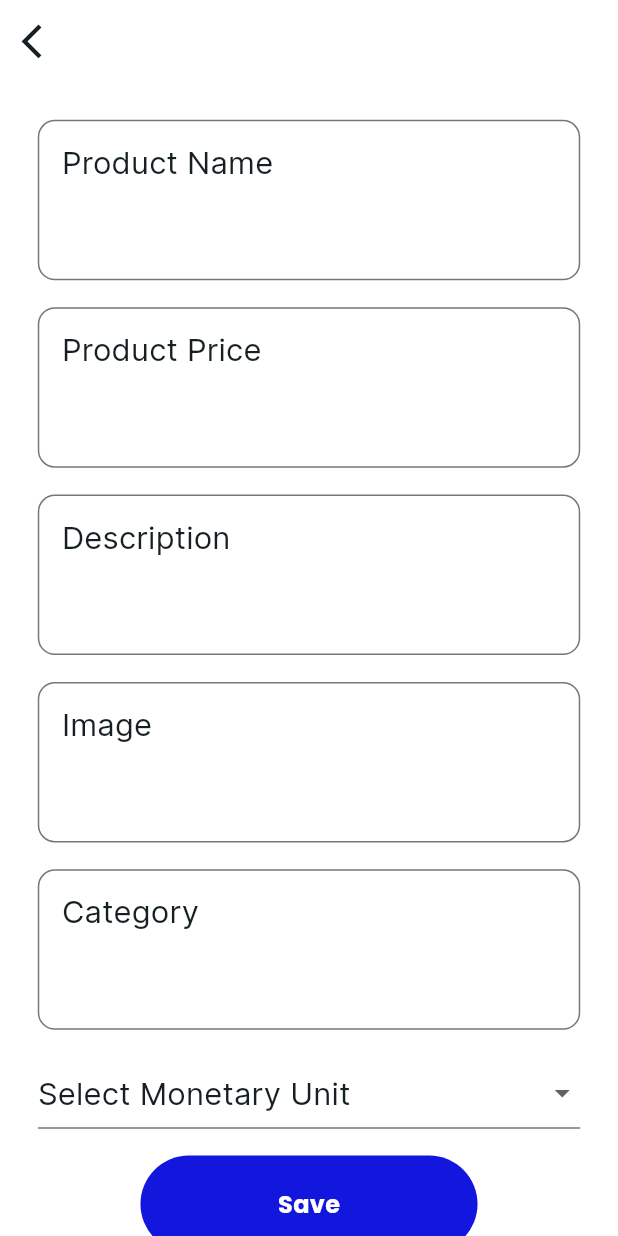
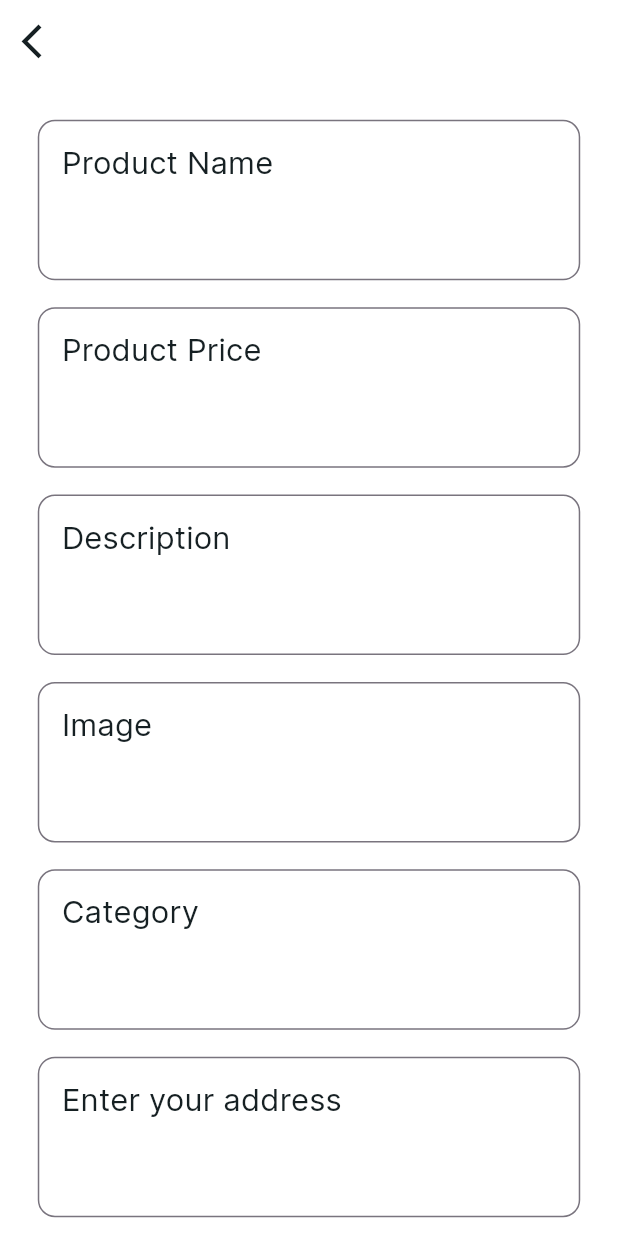
Before and after one commit to Avazkhanov/oson_market, a Flutter app: the ProductAddScreen screen opened by its route, on a phone screen of 412 x 824 dp. Run offline on Flutter 3.47's test engine with Material 3 defaults, Android fonts, the phone set to English and light mode, and no system bars; our stand-ins replace adaptive_theme, cloud_firestore, firebase_auth, firebase_core, flutter_screenutil, flutter_svg and 2 more; missing offline and left inert: flutter_facebook_auth; accounts and stored records are empty; network calls fail; statements that could not run were skipped.

Commit message:
almost finished

```diff
--- a/lib/data/models/products_model.dart
+++ b/lib/data/models/products_model.dart
@@ -7,6 +7,10 @@ class ProductModel {
   final String imageUrl;
   final String categoryId;
   final String monetaryUnit;
+  final int countViews;
+  final String phoneNumber;
+  final String address;
+  final String vendor;
 
   ProductModel({
     required this.price,
@@ -17,6 +21,10 @@ class ProductModel {
     required this.categoryId,
     required this.userId,
     required this.monetaryUnit,
+    required this.countViews,
+    required this.phoneNumber,
+    required this.address,
+    required this.vendor,
   });
 
   factory ProductModel.fromJson(Map<String, dynamic> json) {
@@ -28,7 +36,11 @@ class ProductModel {
       productDescription: json["product_description"] as String? ?? "",
       userId: json["user_id"] as String ?? "",
       price: json["price"] as double? ?? 0.0,
-      monetaryUnit: json["monetary_unit"] as String ?? "",
+      monetaryUnit: json["monetary_unit"] as String? ?? "",
+      countViews: json["count_views"] as int? ?? 0,
+      phoneNumber: json["phone_number"] as String? ?? "",
+      address: json["address"] as String? ?? "",
+      vendor: json["vendor"] as String? ?? "",
     );
   }
 
@@ -41,7 +53,11 @@ class ProductModel {
       "price": price,
       "category_id": categoryId,
       "user_id": userId,
-      "monetary_unit": monetaryUnit
+      "monetary_unit": monetaryUnit,
+      "count_views": countViews,
+      "phone_number": phoneNumber,
+      "address": address,
+      "vendor": vendor,
     };
   }
 
@@ -52,9 +68,13 @@ class ProductModel {
       "product_description": productDescription,
       "price": price,
       "category_id": categoryId,
-      "monetary_unit": monetaryUnit
+      "monetary_unit": monetaryUnit,
+      "count_views": countViews,
+      "phone_number": phoneNumber,
+      "address": address,
     };
   }
+
   ProductModel copyWith({
     String? docId,
     String? userId,
@@ -64,19 +84,26 @@ class ProductModel {
     String? imageUrl,
     String? categoryId,
     String? monetaryUnit,
+    int? countViews,
+    String? phoneNumber,
+    String? address,
+    String? vendor,
   }) {
     return ProductModel(
-      docId: docId?? this.docId,
-      userId: userId?? this.userId,
-      productName: productName?? this.productName,
-      productDescription: productDescription?? this.productDescription,
-      price: price?? this.price,
-      imageUrl: imageUrl?? this.imageUrl,
-      categoryId: categoryId?? this.categoryId,
-      monetaryUnit: monetaryUnit?? this.monetaryUnit,
+      docId: docId ?? this.docId,
+      userId: userId ?? this.userId,
+      productName: productName ?? this.productName,
+      productDescription: productDescription ?? this.productDescription,
+      price: price ?? this.price,
+      imageUrl: imageUrl ?? this.imageUrl,
+      categoryId: categoryId ?? this.categoryId,
+      monetaryUnit: monetaryUnit ?? this.monetaryUnit,
+      countViews: countViews ?? this.countViews,
+      phoneNumber: phoneNumber ?? this.phoneNumber,
+      address: address ?? this.address,
+      vendor: vendor ?? this.vendor,
     );
   }
-
 }
 
 extension CanInsert on ProductModel {
@@ -87,6 +114,8 @@ extension CanInsert on ProductModel {
         monetaryUnit.isNotEmpty &&
         imageUrl.isNotEmpty &&
         categoryId.isNotEmpty &&
-        userId.isNotEmpty;
+        userId.isNotEmpty &&
+        phoneNumber.isNotEmpty &&
+        address.isNotEmpty;
   }
 }
--- a/lib/screens/globals/product_textfield.dart
+++ b/lib/screens/globals/product_textfield.dart
@@ -2,14 +2,15 @@ import 'package:flutter/material.dart';
 import 'package:flutter_screenutil/flutter_screenutil.dart';
 
 class ProductTextField extends StatelessWidget {
-  const ProductTextField({super.key, required this.hintText, required this.controller});
+  const ProductTextField({super.key, required this.hintText, required this.controller, required this.action});
   final String hintText;
   final TextEditingController controller;
-
+  final TextInputAction action;
   @override
   Widget build(BuildContext context) {
     return TextField(
       controller: controller,
+      textInputAction: action,
       style: Theme.of(context).textTheme.titleMedium!.copyWith(fontSize: 18.sp),
       maxLines: 3,
       decoration: InputDecoration(
--- a/lib/screens/home/home_screen.dart
+++ b/lib/screens/home/home_screen.dart
@@ -83,7 +83,7 @@ class HomeScreen extends StatelessWidget {
                   SliverGrid(
                     gridDelegate: SliverGridDelegateWithFixedCrossAxisCount(
                       crossAxisCount: 2,
-                      childAspectRatio: 0.72.w,
+                      childAspectRatio: 0.70.w,
                     ),
                     delegate: SliverChildBuilderDelegate(
                       childCount: list.length,
--- a/lib/screens/product_add/product_add_screen.dart
+++ b/lib/screens/product_add/product_add_screen.dart
@@ -21,6 +21,8 @@ class _ProductAddScreenState extends State<ProductAddScreen> {
   final TextEditingController _descriptionController = TextEditingController();
   final TextEditingController _categoryController = TextEditingController();
   final TextEditingController _imageController = TextEditingController();
+  final TextEditingController _addressController = TextEditingController();
+  final TextEditingController _phoneController = TextEditingController();
 
   @override
   Widget build(BuildContext context) {
@@ -44,21 +46,45 @@ class _ProductAddScreenState extends State<ProductAddScreen> {
                   children: [
                     SizedBox(height: 20.h),
                     ProductTextField(
-                        hintText: "Product Name", controller: _nameController),
+                        hintText: "Product Name",
+                        controller: _nameController,
+                        action: TextInputAction.next),
                     SizedBox(height: 15.h),
                     ProductTextField(
-                        hintText: "Product Price",
-                        controller: _priceController),
+                      hintText: "Product Price",
+                      controller: _priceController,
+                      action: TextInputAction.next,
+                    ),
                     SizedBox(height: 15.h),
                     ProductTextField(
-                        hintText: "Description",
-                        controller: _descriptionController),
+                      hintText: "Description",
+                      controller: _descriptionController,
+                      action: TextInputAction.next,
+                    ),
                     SizedBox(height: 15.h),
                     ProductTextField(
-                        hintText: "Image", controller: _imageController),
+                      hintText: "Image",
+                      controller: _imageController,
+                      action: TextInputAction.next,
+                    ),
                     SizedBox(height: 15.h),
                     ProductTextField(
-                        hintText: "Category", controller: _categoryController),
+                      hintText: "Category",
+                      controller: _categoryController,
+                      action: TextInputAction.next,
+                    ),
+                    SizedBox(height: 15.h),
+                    ProductTextField(
+                      hintText: "Enter your address",
+                      controller: _addressController,
+                      action: TextInputAction.next,
+                    ),
+                    SizedBox(height: 15.h),
+                    ProductTextField(
+                      hintText: "Enter your phone number",
+                      controller: _phoneController,
+                      action: TextInputAction.done,
+                    ),
                     SizedBox(height: 15.h),
                     DropdownButtonFormField<String>(
                       hint: Text(
@@ -98,7 +124,12 @@ class _ProductAddScreenState extends State<ProductAddScreen> {
                               productDescription: _descriptionController.text,
                               categoryId: "af",
                               userId: userID!.uid,
-                              monetaryUnit: provider.dropdownValue!);
+                              monetaryUnit: provider.dropdownValue!,
+                              countViews: 0,
+                              address: _addressController.text,
+                              phoneNumber: _phoneController.text,
+                              vendor: userID.displayName!
+                          );
                           if (productModel.canInsertProduct()) {
                             provider.insertProducts(productModel, context);
                           } else {
--- a/lib/screens/routes.dart
+++ b/lib/screens/routes.dart
@@ -1,6 +1,7 @@
 import 'package:flutter/cupertino.dart';
 import 'package:flutter/material.dart';
 import 'package:oson_market/data/models/products_model.dart';
+import 'package:oson_market/screens/about_product/about_product_screen.dart';
 import 'package:oson_market/screens/auth/login/login_screen.dart';
 import 'package:oson_market/screens/auth/signup/sign_up_screen.dart';
 import 'package:oson_market/screens/home/home_screen.dart';
@@ -35,6 +36,10 @@ class AppRoutes {
       case RoutesNames.update:
         return navigate(
             UpdateAddScreen(product: settings.arguments as ProductModel));
+      case RoutesNames.aboutProduct:
+        return navigate(
+            AboutProductScreen(product: settings.arguments as ProductModel));
+
       default:
         return navigate(
           const Scaffold(
@@ -60,4 +65,5 @@ class RoutesNames {
   static const String productAdd = '/product_add';
   static const String myAdds = '/my_add';
   static const String update = '/update';
+  static const String aboutProduct = '/about_product';
 }
```
Also changed, not shown: lib/screens/about_product/about_product_screen.dart (added, +154 -0 lines), lib/screens/home/widgets/home_grid.dart (+18 -3 lines), lib/screens/update_add/update_adds_screen.dart (+15 -8 lines).
